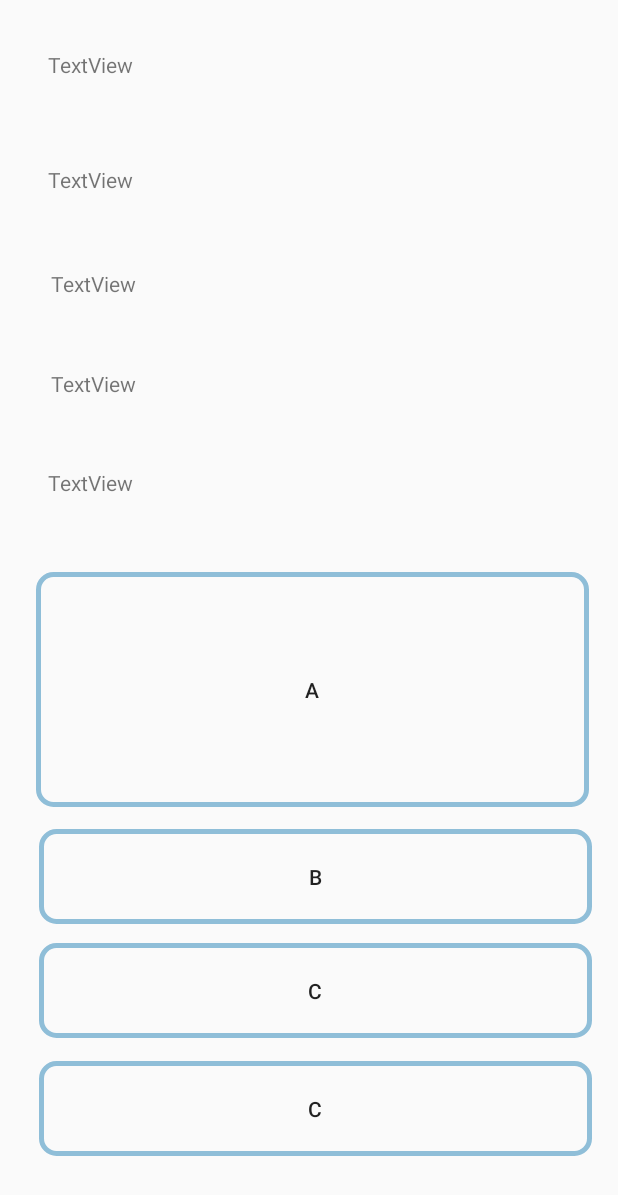
After one commit to HuongNguyen1234/ProjectFinden, an Android app: the layout fragment_quizlet.xml on its own in the app's theme, with its tools: preview values and no code run, on a phone screen of 412 x 824 dp. The commit adds this screen. Shown: the top 1195 px of the screen. Run offline under Robolectric (Android 15) with nearby library versions, the phone set to English and light mode, and no system bars.

Commit message:
update quizlet

```diff
--- a/app/build.gradle
+++ b/app/build.gradle
@@ -44,6 +44,7 @@ dependencies {
 //    implementation 'com.google.firebase:firebase-core:16.0.1'
 //    implementation 'com.google.firebase:firebase-database:16.0.5'
 //    implementation 'com.google.firebase:firebase-core:16.0.6
+    implementation 'androidx.cardview:cardview:1.0.0'
 }
 apply plugin: 'com.google.gms.google-services'
 repositories {
--- a/app/src/main/AndroidManifest.xml
+++ b/app/src/main/AndroidManifest.xml
@@ -11,7 +11,9 @@
         android:roundIcon="@mipmap/ic_launcher_round"
         android:supportsRtl="true"
         android:theme="@style/AppTheme">
-        <activity android:name=".com.fragment.FragmentTopicEducate"></activity>
+
+
+        <activity android:name=".com.fragment.FragmentTopicEducate" />
         <activity android:name=".com.activity.MenuFragment" />
         <activity android:name=".com.activity.ChoiceEducateActivity" />
         <activity android:name=".com.activity.ChoiceActivity" />
--- a/app/src/main/java/com/example/projectfinden/com/activity/MenuFragment.java
+++ b/app/src/main/java/com/example/projectfinden/com/activity/MenuFragment.java
@@ -29,7 +29,7 @@ public class MenuFragment extends AppCompatActivity implements BottomNavigationV
         if(choice==1){
             FragmentManager fragmentManager = getSupportFragmentManager();
             androidx.fragment.app.FragmentTransaction fragmentTransaction = fragmentManager.beginTransaction();
-            fragmentTransaction.add(R.id.frameLayoutMenu, new FragmentTopicEducate());
+            fragmentTransaction.add(R.id.frameLayoutMenu, new FragmentTopicEducate(1));
             fragmentTransaction.commit();
             bottomNavigationView.setOnNavigationItemSelectedListener((BottomNavigationView.OnNavigationItemSelectedListener) this);
             bottomNavigationView.getMenu().findItem(R.id.action_guide).setChecked(true);
@@ -66,7 +66,7 @@ public class MenuFragment extends AppCompatActivity implements BottomNavigationV
             case R.id.action_guide: {
                 FragmentManager fragmentManager = getSupportFragmentManager();
                 androidx.fragment.app.FragmentTransaction fragmentTransaction = fragmentManager.beginTransaction();
-                fragmentTransaction.replace(R.id.frameLayoutMenu, new FragmentTopicEducate());
+                fragmentTransaction.replace(R.id.frameLayoutMenu, new FragmentTopicEducate(1));
                 fragmentTransaction.commit();
             }
             break;
--- a/app/src/main/java/com/example/projectfinden/com/fragment/FragmentChoiceEducate.java
+++ b/app/src/main/java/com/example/projectfinden/com/fragment/FragmentChoiceEducate.java
@@ -29,7 +29,7 @@ public class FragmentChoiceEducate extends Fragment {
            @Override
            public void onClick(View v) {
                FragmentTransaction fr= getFragmentManager().beginTransaction();
-               fr.replace(R.id.frameLayoutMenu,new FragmentTopicEducate());
+               fr.replace(R.id.frameLayoutMenu,new FragmentTopicEducate(1));
                fr.commit();
            }
        });
@@ -37,7 +37,7 @@ public class FragmentChoiceEducate extends Fragment {
            @Override
            public void onClick(View v) {
                FragmentTransaction fr= getFragmentManager().beginTransaction();
-               fr.replace(R.id.frameLayoutMenu,new FragmentTopicEducate());
+               fr.replace(R.id.frameLayoutMenu,new FragmentTopicEducate(2));
                fr.commit();
            }
        });
--- a/app/src/main/java/com/example/projectfinden/com/fragment/FragmentDetailTopic.java
+++ b/app/src/main/java/com/example/projectfinden/com/fragment/FragmentDetailTopic.java
@@ -72,7 +72,7 @@ public class FragmentDetailTopic extends Fragment implements IFirebaseLoadDone,
 
     @Override
     public void onFirebaseLoadSuccess(List<Step> stepList) {
-        adapter = new MyAdapter(this,this.movieList);
+        adapter = new MyAdapter(getContext(),this.movieList);
         viewPager.setAdapter(adapter);
     }
 
--- /dev/null
+++ b/app/src/main/res/drawable-xxxhdpi/border.xml
@@ -0,0 +1,7 @@
+<?xml version="1.0" encoding="utf-8"?>
+<shape xmlns:android="http://schemas.android.com/apk/res/android"
+    android:shape="rectangle">
+    <!--Border width and color-->
+    <stroke android:width="5px" android:color="#8FBED8"/>
+    <corners android:radius="10dp" android:color="#fff"  />
+</shape>
--- /dev/null
+++ b/app/src/main/res/layout/fragment_quizlet.xml
@@ -0,0 +1,121 @@
+<RelativeLayout xmlns:android="http://schemas.android.com/apk/res/android"
+    xmlns:tools="http://schemas.android.com/tools"
+    android:layout_width="match_parent"
+    android:layout_height="match_parent"
+    tools:context="com.example.projectfinden.com.fragment.QuizletFragment">
+
+    <Button
+        android:id="@+id/buttonC"
+        android:layout_width="368dp"
+        android:layout_height="63dp"
+        android:layout_alignParentStart="true"
+        android:layout_alignParentEnd="true"
+        android:layout_alignParentBottom="true"
+        android:layout_marginStart="26dp"
+        android:layout_marginEnd="17dp"
+        android:layout_marginBottom="132dp"
+        android:background="@drawable/border"
+        android:text="C" />
+
+    <Button
+        android:id="@+id/buttonC2"
+        android:layout_width="368dp"
+        android:layout_height="63dp"
+        android:layout_alignParentStart="true"
+        android:layout_alignParentEnd="true"
+        android:layout_alignParentBottom="true"
+        android:layout_marginStart="26dp"
+        android:layout_marginEnd="17dp"
+        android:layout_marginBottom="53dp"
+        android:background="@drawable/border"
+        android:text="C" />
+
+    <TextView
+        android:id="@+id/textViewQuestion"
+        android:layout_width="wrap_content"
+        android:layout_height="62dp"
+        android:layout_alignParentStart="true"
+        android:layout_alignParentTop="true"
+        android:layout_alignParentEnd="true"
+        android:layout_marginStart="32dp"
+        android:layout_marginTop="33dp"
+        android:layout_marginEnd="25dp"
+        android:text="TextView" />
+
+    <TextView
+        android:id="@+id/textViewA"
+        android:layout_width="wrap_content"
+        android:layout_height="53dp"
+        android:layout_alignParentStart="true"
+        android:layout_alignParentTop="true"
+        android:layout_alignParentEnd="true"
+        android:layout_marginStart="32dp"
+        android:layout_marginTop="110dp"
+        android:layout_marginEnd="25dp"
+        android:text="TextView" />
+
+    <TextView
+        android:id="@+id/textViewB"
+        android:layout_width="wrap_content"
+        android:layout_height="50dp"
+        android:layout_alignParentStart="true"
+        android:layout_alignParentTop="true"
+        android:layout_alignParentEnd="true"
+        android:layout_marginStart="34dp"
+        android:layout_marginTop="179dp"
+        android:layout_marginEnd="23dp"
+        android:text="TextView" />
+
+    <TextView
+        android:id="@+id/textViewC"
+        android:layout_width="wrap_content"
+        android:layout_height="51dp"
+        android:layout_alignParentStart="true"
+        android:layout_alignParentTop="true"
+        android:layout_alignParentEnd="true"
+        android:layout_marginStart="34dp"
+        android:layout_marginTop="246dp"
+        android:layout_marginEnd="23dp"
+        android:text="TextView" />
+
+    <TextView
+        android:id="@+id/textViewD"
+        android:layout_width="wrap_content"
+        android:layout_height="50dp"
+        android:layout_alignParentStart="true"
+        android:layout_alignParentTop="true"
+        android:layout_alignParentEnd="true"
+        android:layout_marginStart="32dp"
+        android:layout_marginTop="312dp"
+        android:layout_marginEnd="25dp"
+        android:text="TextView" />
+
+    <Button
+        android:id="@+id/buttonA"
+        android:layout_width="368dp"
+        android:layout_height="63dp"
+        android:layout_below="@+id/textViewD"
+        android:layout_alignParentStart="true"
+        android:layout_alignParentEnd="true"
+        android:layout_alignParentBottom="true"
+        android:layout_marginStart="24dp"
+        android:layout_marginTop="19dp"
+        android:layout_marginEnd="19dp"
+        android:layout_marginBottom="286dp"
+        android:background="@drawable/border"
+        android:text="A" />
+
+    <Button
+        android:id="@+id/buttonB"
+        android:layout_width="368dp"
+        android:layout_height="63dp"
+        android:layout_alignParentStart="true"
+        android:layout_alignParentEnd="true"
+        android:layout_alignParentBottom="true"
+        android:layout_marginStart="26dp"
+        android:layout_marginEnd="17dp"
+        android:layout_marginBottom="208dp"
+        android:background="@drawable/border"
+        android:text="B" />
+
+</RelativeLayout>
```
Also changed, not shown: app/src/main/java/com/example/projectfinden/com/adapter/MyAdapter.java (+8 -4 lines), app/src/main/java/com/example/projectfinden/com/fragment/FragmentTopicEducate.java (+17 -4 lines), app/src/main/java/com/example/projectfinden/com/fragment/QuizletFragment.java (added, +55 -0 lines), app/src/main/java/com/example/projectfinden/com/model/Option.java (added, +50 -0 lines), app/src/main/java/com/example/projectfinden/com/model/Question.java (added, +82 -0 lines), app/src/main/res/layout/view_pager_item.xml (+77 -39 lines), app/src/main/res/drawable-xxhdpi/logo2.png (added).
